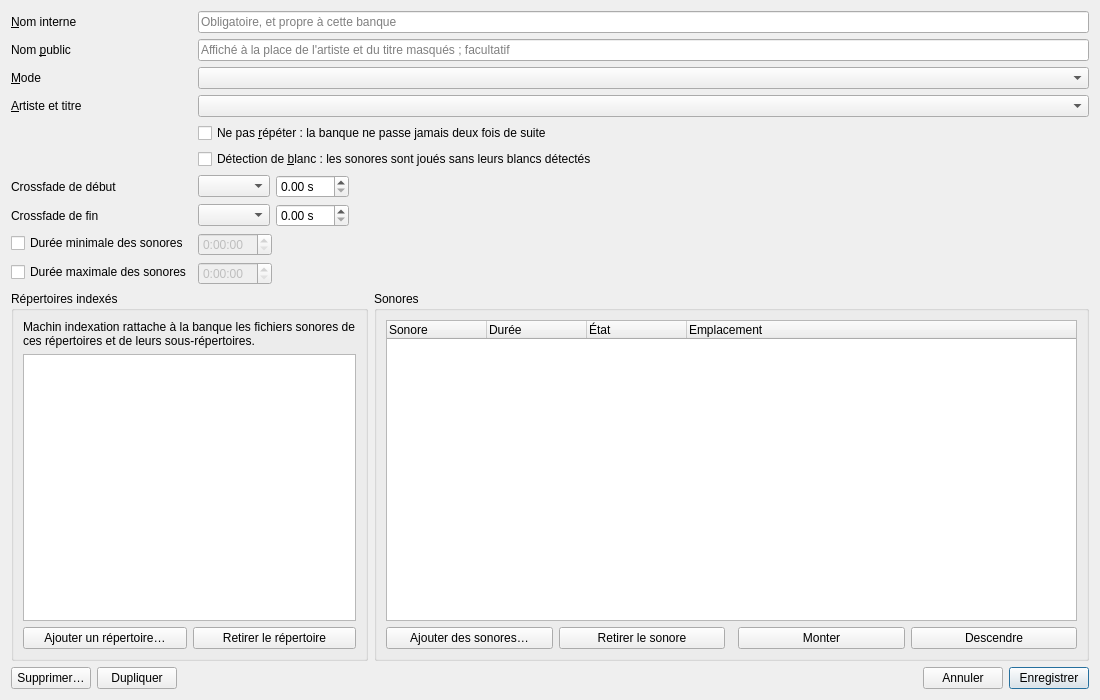
First picture: the form in src/machincast/interface/ui/fiche_banque.ui, repository dascritch/machincast, before the edit.
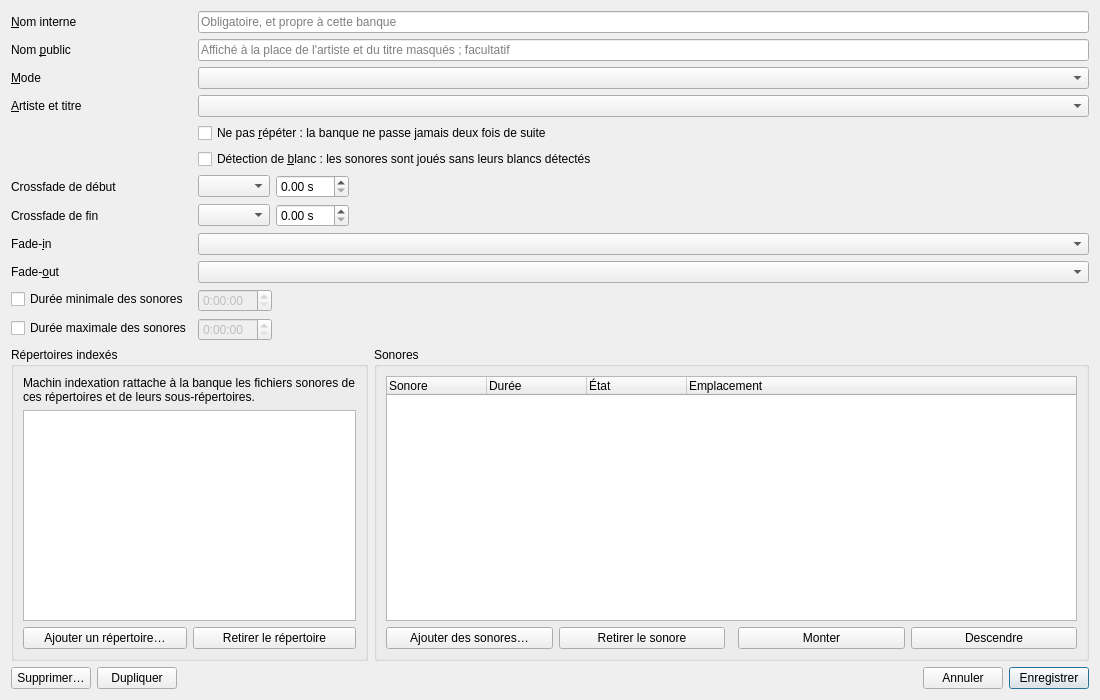
Second picture: the form after the edit.

Commit message:
feat(lecture): position des fondus par rapport aux blancs détectés, réglable dans les préférences et par banque
https://github.com/dascritch/machincast/issues/234
Position d'un crossfade par rapport aux blancs relatifs des Sonores

Claude-Session: https://claude.ai/code/session_01KaPegkCQoT3k3oMgjXGsiv

What changed in the file:
```diff
--- a/src/machincast/interface/ui/fiche_banque.ui
+++ b/src/machincast/interface/ui/fiche_banque.ui
@@ -185,6 +185,40 @@
       </layout>
      </item>
      <item row="8" column="0">
+      <widget class="QLabel" name="etiquette_position_entree">
+       <property name="text">
+        <string>Fade-&amp;in</string>
+       </property>
+       <property name="buddy">
+        <cstring>position_entree</cstring>
+       </property>
+      </widget>
+     </item>
+     <item row="8" column="1">
+      <widget class="QComboBox" name="position_entree">
+       <property name="toolTip">
+        <string>Où le fade-in des sonores joués sans leurs blancs se place par rapport à leur début détecté</string>
+       </property>
+      </widget>
+     </item>
+     <item row="9" column="0">
+      <widget class="QLabel" name="etiquette_position_sortie">
+       <property name="text">
+        <string>Fade-&amp;out</string>
+       </property>
+       <property name="buddy">
+        <cstring>position_sortie</cstring>
+       </property>
+      </widget>
+     </item>
+     <item row="9" column="1">
+      <widget class="QComboBox" name="position_sortie">
+       <property name="toolTip">
+        <string>Où le fade-out des sonores joués sans leurs blancs se place par rapport à leur fin détectée</string>
+       </property>
+      </widget>
+     </item>
+     <item row="10" column="0">
       <widget class="QCheckBox" name="a_duree_min">
        <property name="text">
         <string>Durée minimale des sonores</string>
@@ -194,7 +228,7 @@
        </property>
       </widget>
      </item>
-     <item row="8" column="1">
+     <item row="10" column="1">
       <layout class="QHBoxLayout" name="disposition_duree_min" stretch="0,1">
        <item>
         <widget class="QTimeEdit" name="duree_min">
@@ -215,7 +249,7 @@
        </item>
       </layout>
      </item>
-     <item row="9" column="0">
+     <item row="11" column="0">
       <widget class="QCheckBox" name="a_duree_max">
        <property name="text">
         <string>Durée maximale des sonores</string>
@@ -225,7 +259,7 @@
        </property>
       </widget>
      </item>
-     <item row="9" column="1">
+     <item row="11" column="1">
       <layout class="QHBoxLayout" name="disposition_duree_max" stretch="0,1">
        <item>
         <widget class="QTimeEdit" name="duree_max">
```
The commit also changes 47 other files.
